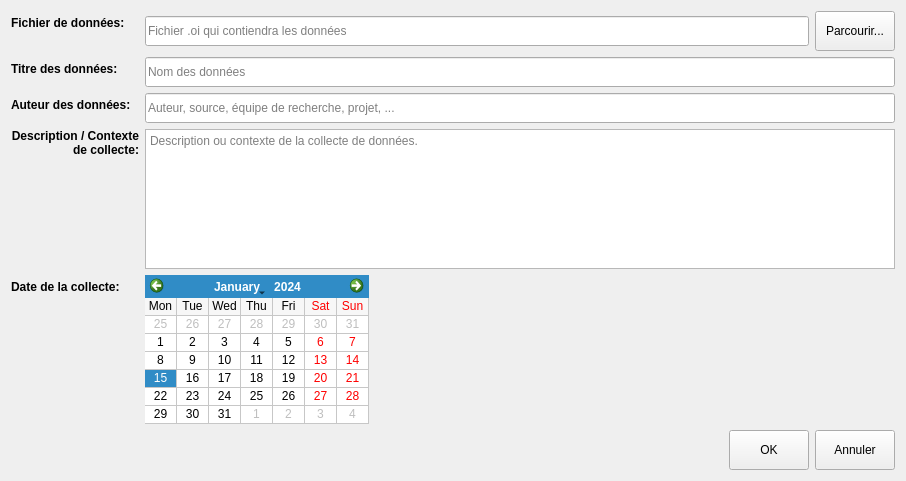
The window that python/resources/ui/ImportDialog.ui (introlab/OpenIMU) describes before a commit, drawn with Qt 5.
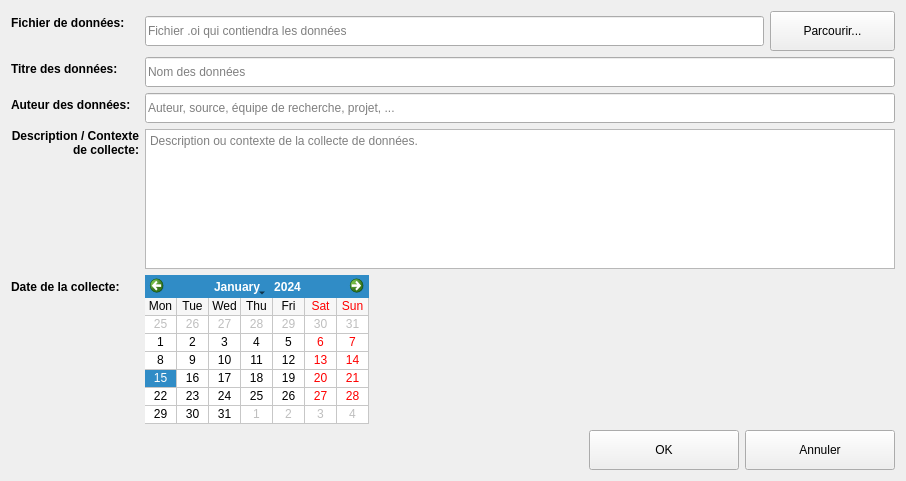
The same window after the commit.

Patch:
```diff
--- a/python/resources/ui/ImportDialog.ui
+++ b/python/resources/ui/ImportDialog.ui
@@ -136,7 +136,7 @@
           <widget class="QPushButton" name="btnBrowse">
            <property name="minimumSize">
             <size>
-             <width>0</width>
+             <width>125</width>
              <height>40</height>
             </size>
            </property>
@@ -246,7 +246,7 @@
       <widget class="QPushButton" name="btnOK">
        <property name="minimumSize">
         <size>
-         <width>0</width>
+         <width>150</width>
          <height>40</height>
         </size>
        </property>
@@ -265,7 +265,7 @@
       <widget class="QPushButton" name="btnCancel">
        <property name="minimumSize">
         <size>
-         <width>0</width>
+         <width>150</width>
          <height>40</height>
         </size>
        </property>
```
